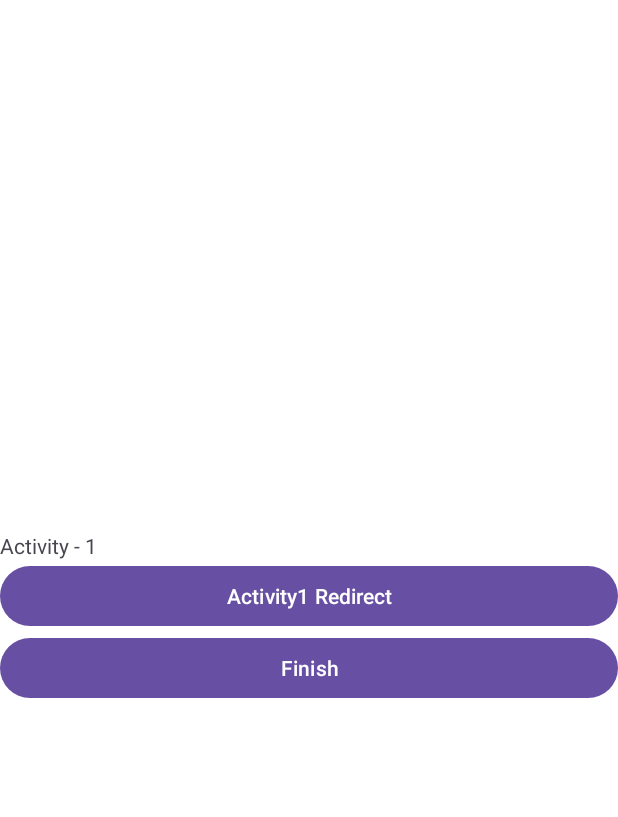
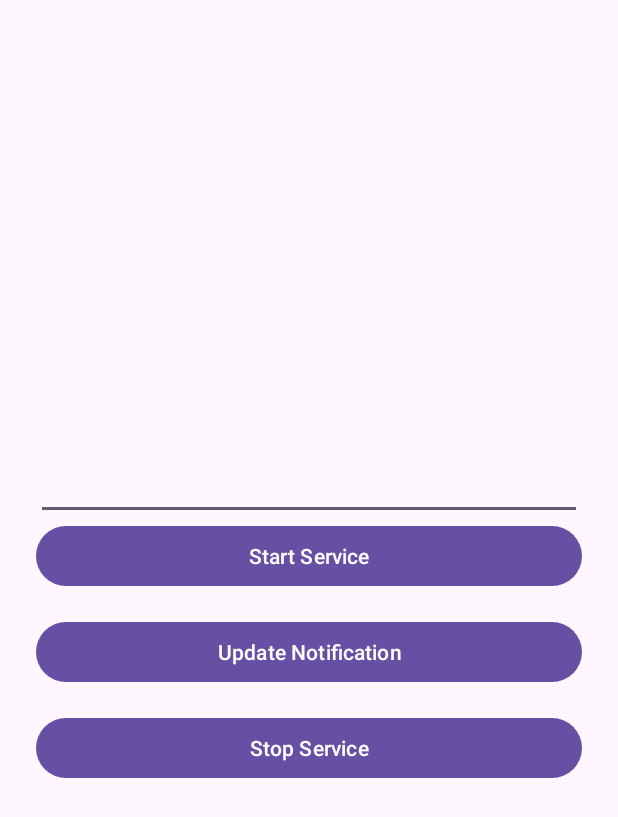
Before and after one commit to antonyjustin-nesh/DemoProject, an Android app: the screen it shows after launch (MainActivity), on a phone screen of 412 x 824 dp. Shown: the top 817 px of the screen. Run offline under Robolectric (Android 15) with nearby library versions, the phone set to English and light mode, and no system bars.

Commit message:
Activity's onSaveInstanceState and onRestoreInstanceState

```diff
--- a/app/src/main/java/live/nesh/music/phone/MainActivity.kt
+++ b/app/src/main/java/live/nesh/music/phone/MainActivity.kt
@@ -1,80 +1,86 @@
 package live.nesh.music.phone
 
-import android.app.NotificationChannel
-import android.app.NotificationManager
-import android.content.Intent
-import android.os.Build
 import android.os.Bundle
 import android.util.Log
 import android.widget.Button
 import androidx.appcompat.app.AppCompatActivity
-import androidx.core.content.ContextCompat
+
 
 class MainActivity : AppCompatActivity() {
 
-    lateinit var button: Button
-    lateinit var btnFinish: Button
+    //lateinit var etSample: EditText
 
     override fun onCreate(savedInstanceState: Bundle?) {
         super.onCreate(savedInstanceState)
         setContentView(R.layout.activity_main)
 
-        button = findViewById(R.id.btnClick)
-        button.setOnClickListener {
+        Log.d("Test","onCreate() Called")
 
-            val channel = NotificationChannel(
-                "service_channel",
-                "Foreground Service",
-                NotificationManager.IMPORTANCE_LOW
-            )
+        val btnStart = findViewById<Button>(R.id.btnStart)
+        val btnUpdate = findViewById<Button>(R.id.btnUpdate)
+        val btnFinish = findViewById<Button>(R.id.btnFinish)
 
-            val manager = getSystemService(NotificationManager::class.java)
-            manager.createNotificationChannel(channel)
 
-            val intent = Intent(this, MyService::class.java)
-            ContextCompat.startForegroundService(this, intent)
+        //etSample = findViewById<EditText>(R.id.etSample)
+
+        // START SERVICE
+        btnStart.setOnClickListener {
+
         }
 
+        // UPDATE NOTIFICATION
+        btnUpdate.setOnClickListener {
 
-        btnFinish = findViewById(R.id.btnFinish)
+        }
+
+        // STOP SERVICE
         btnFinish.setOnClickListener {
-            stopService(Intent(this, MyService::class.java))
+
         }
 
     }
 
     override fun onStart() {
         super.onStart()
-        Log.d("Test", "Activity 1 onStart Called ${Thread.currentThread().id}")
+        Log.d("Test","onStart() Called")
+    }
+
+    override fun onPause() {
+        super.onPause()
+        Log.d("Test","onPause() Called")
+    }
+
+    override fun onRestart() {
+        super.onRestart()
+        Log.d("Test","onRestart() Called")
     }
 
     override fun onResume() {
         super.onResume()
-        Log.d("Test", "Activity 1  onResume Called ${Thread.currentThread().id}")
-    }
-
-    override fun onRestart() {
-        super.onRestart()
-        Log.d("Test", "Activity 1 onRestart Called ${Thread.currentThread().id}")
-    }
-
-    override fun onPause() {
-        super.onPause()
-        Log.d("Test", "Activity 1 onPause Called ${Thread.currentThread().id}")
+        Log.d("Test","onResume() Called")
     }
 
     override fun onStop() {
         super.onStop()
-        Log.d("Test", "Activity 1 onStop Called ${Thread.currentThread().id}")
+        Log.d("Test","onStop() Called")
     }
 
     override fun onDestroy() {
         super.onDestroy()
-        Log.d("Test", "Activity 1 onDestroy Called ${Thread.currentThread().id}")
+        Log.d("Test","onDestroy() Called")
     }
 
-    override fun onBackPressed() {
-        super.onBackPressed()
+    override fun onRestoreInstanceState(savedInstanceState: Bundle) {
+        super.onRestoreInstanceState(savedInstanceState)
+        Log.d("Test","onRestoreInstanceState Called ${savedInstanceState.getString("sampleString")}     ")
+        //etSample.setText(savedInstanceState.getString("sampleString"))
     }
 
+    override fun onSaveInstanceState(outState: Bundle) {
+        super.onSaveInstanceState(outState)
+        Log.d("Test","onSaveInstanceState Called ${outState.getString("sampleString")}      ")
+        //outState.putString("sampleString",etSample.text.toString())
+    }
+
+
 }
--- a/app/src/main/res/layout/activity_main.xml
+++ b/app/src/main/res/layout/activity_main.xml
@@ -1,33 +1,37 @@
 <?xml version="1.0" encoding="utf-8"?>
-<LinearLayout xmlns:android="http://schemas.android.com/apk/res/android"
-    xmlns:app="http://schemas.android.com/apk/res-auto"
-    xmlns:tools="http://schemas.android.com/tools"
+<LinearLayout
+    xmlns:android="http://schemas.android.com/apk/res/android"
     android:layout_width="match_parent"
     android:layout_height="match_parent"
-    android:fillViewport="true"
-    tools:context=".MainActivity"
     android:orientation="vertical"
     android:gravity="center"
-    android:background="@color/white"
-    >
+    android:padding="24dp">
 
-    <TextView
+
+    <EditText
+        android:id="@+id/etSample"
         android:layout_width="match_parent"
         android:layout_height="wrap_content"
-        android:text="Activity - 1"
-        />
+        android:text=""/>
 
     <Button
-        android:id="@+id/btnClick"
+        android:id="@+id/btnStart"
         android:layout_width="match_parent"
         android:layout_height="wrap_content"
-        android:text="Activity1 Redirect"/>
+        android:text="Start Service" />
+
+    <Button
+        android:id="@+id/btnUpdate"
+        android:layout_width="match_parent"
+        android:layout_height="wrap_content"
+        android:layout_marginTop="16dp"
+        android:text="Update Notification" />
 
     <Button
         android:id="@+id/btnFinish"
         android:layout_width="match_parent"
         android:layout_height="wrap_content"
-        android:text="Finish"/>
-
+        android:layout_marginTop="16dp"
+        android:text="Stop Service" />
 
 </LinearLayout>
```
Also changed, not shown: app/src/main/AndroidManifest.xml (+0 -19 lines), app/src/main/java/live/nesh/music/phone/MyService.kt (deleted, +0 -104 lines).
